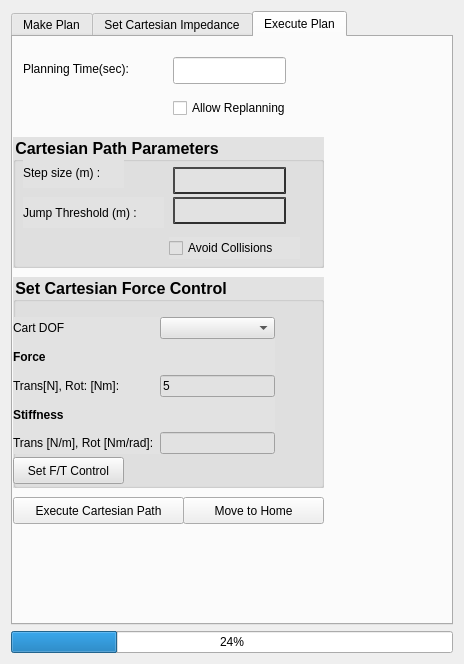
Qt form moveit_cartesian_plan_plugin/src/widgets/path_planning_widget.ui (ros-industrial-attic/fermi) before a commit.
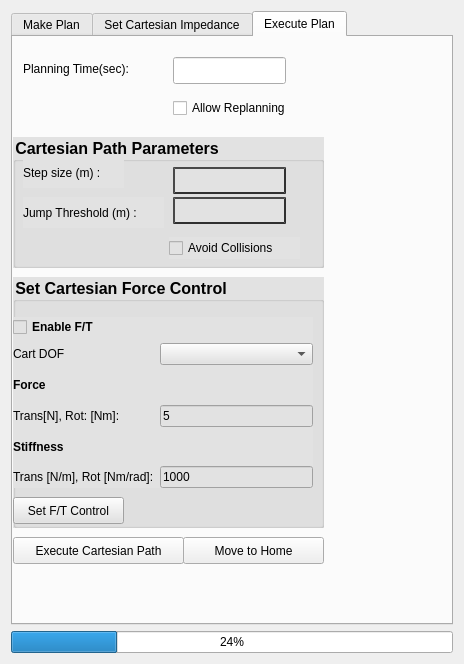
The same form after that commit. The open tabs and pages were chosen to show the change.

Commit message: Adding UI for the force control. Still experimental.

```diff
--- a/moveit_cartesian_plan_plugin/src/widgets/path_planning_widget.ui
+++ b/moveit_cartesian_plan_plugin/src/widgets/path_planning_widget.ui
@@ -736,7 +736,7 @@
        <property name="geometry">
         <rect>
          <x>0</x>
-         <y>460</y>
+         <y>500</y>
          <width>171</width>
          <height>27</height>
         </rect>
@@ -881,7 +881,7 @@
        <property name="geometry">
         <rect>
          <x>170</x>
-         <y>460</y>
+         <y>500</y>
          <width>141</width>
          <height>27</height>
         </rect>
@@ -896,7 +896,7 @@
          <x>0</x>
          <y>240</y>
          <width>311</width>
-         <height>211</height>
+         <height>251</height>
         </rect>
        </property>
        <property name="font">
@@ -918,12 +918,12 @@
          <rect>
           <x>0</x>
           <y>40</y>
-          <width>262</width>
-          <height>137</height>
+          <width>300</width>
+          <height>171</height>
          </rect>
         </property>
         <layout class="QGridLayout" name="gridLayout_6">
-         <item row="0" column="1">
+         <item row="1" column="1">
           <widget class="QComboBox" name="combo_DOF_FT">
            <property name="maxVisibleItems">
             <number>6</number>
@@ -933,7 +933,7 @@
            </property>
           </widget>
          </item>
-         <item row="1" column="0">
+         <item row="2" column="0">
           <widget class="QLabel" name="label_29">
            <property name="font">
             <font>
@@ -946,14 +946,28 @@
            </property>
           </widget>
          </item>
-         <item row="2" column="1">
+         <item row="5" column="1">
+          <widget class="QLineEdit" name="txt_FTStiffness">
+           <property name="text">
+            <string>1000</string>
+           </property>
+          </widget>
+         </item>
+         <item row="3" column="1">
           <widget class="QLineEdit" name="txt_FTValue">
            <property name="text">
             <string>5</string>
            </property>
           </widget>
          </item>
-         <item row="3" column="0">
+         <item row="5" column="0">
+          <widget class="QLabel" name="label_30">
+           <property name="text">
+            <string>Trans [N/m], Rot [Nm/rad]:</string>
+           </property>
+          </widget>
+         </item>
+         <item row="4" column="0">
           <widget class="QLabel" name="label_26">
            <property name="font">
             <font>
@@ -966,37 +980,40 @@
            </property>
           </widget>
          </item>
-         <item row="0" column="0">
+         <item row="1" column="0">
           <widget class="QLabel" name="label_27">
            <property name="text">
             <string>Cart DOF</string>
            </property>
           </widget>
          </item>
-         <item row="2" column="0">
+         <item row="3" column="0">
           <widget class="QLabel" name="label_28">
            <property name="text">
             <string>Trans[N], Rot: [Nm]: </string>
            </property>
           </widget>
          </item>
-         <item row="4" column="0">
-          <widget class="QLabel" name="label_30">
+         <item row="0" column="0">
+          <widget class="QCheckBox" name="checkBox_2">
+           <property name="font">
+            <font>
+             <weight>75</weight>
+             <bold>true</bold>
+            </font>
+           </property>
            <property name="text">
-            <string>Trans [N/m], Rot [Nm/rad]:</string>
+            <string>Enable F/T</string>
            </property>
           </widget>
          </item>
-         <item row="4" column="1">
-          <widget class="QLineEdit" name="lineEdit"/>
-         </item>
         </layout>
        </widget>
        <widget class="QPushButton" name="btn_setFT">
         <property name="geometry">
          <rect>
           <x>0</x>
-          <y>180</y>
+          <y>220</y>
           <width>111</width>
           <height>27</height>
          </rect>
@@ -1010,7 +1027,7 @@
        <property name="geometry">
         <rect>
          <x>0</x>
-         <y>510</y>
+         <y>530</y>
          <width>341</width>
          <height>21</height>
         </rect>
```
Left out of the diff: 29 changed lines with no effect on the pictures. The commit also changes 7 other files.
